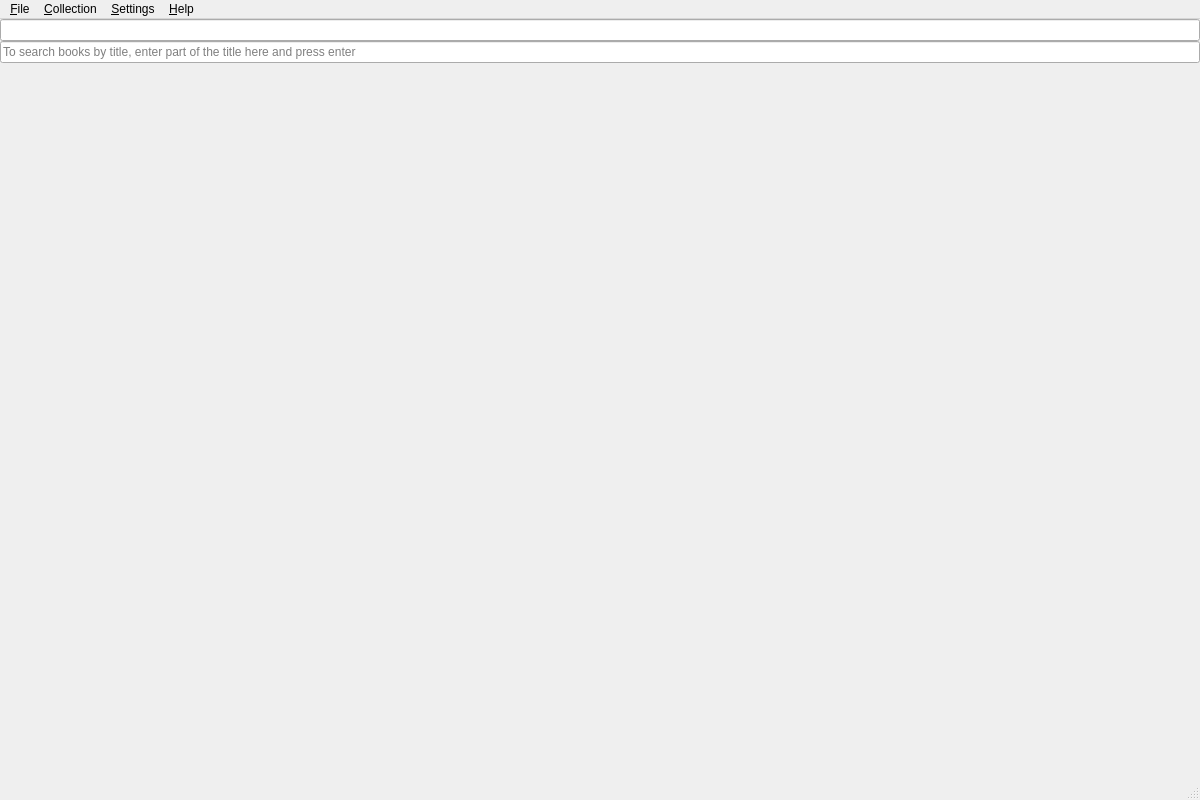
Before: the Qt Designer form src/home/flibrary/gui/MainWindow.ui in heimdallr/books, drawn with Qt 5.
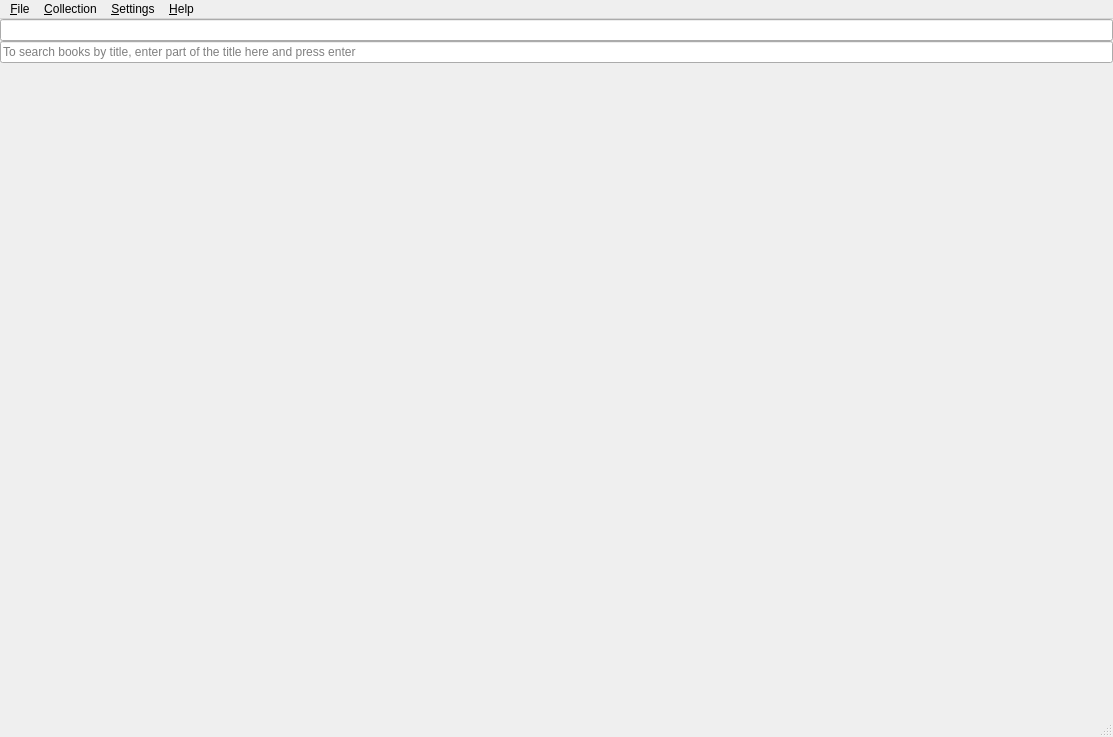
After: the same form once the commit is applied. Icons and pictures are not drawn.

Commit message: Меню тем унесено в "Вид"

Patch:
```diff
--- a/src/home/flibrary/gui/MainWindow.ui
+++ b/src/home/flibrary/gui/MainWindow.ui
@@ -6,8 +6,8 @@
    <rect>
     <x>0</x>
     <y>0</y>
-    <width>1200</width>
-    <height>800</height>
+    <width>1113</width>
+    <height>737</height>
    </rect>
   </property>
   <property name="windowTitle">
@@ -280,7 +280,7 @@
     <rect>
      <x>0</x>
      <y>0</y>
-     <width>1200</width>
+     <width>1113</width>
      <height>22</height>
     </rect>
    </property>
```
Left out of the diff: 32 changed lines with no effect on the pictures. The commit also changes 1 other file.
